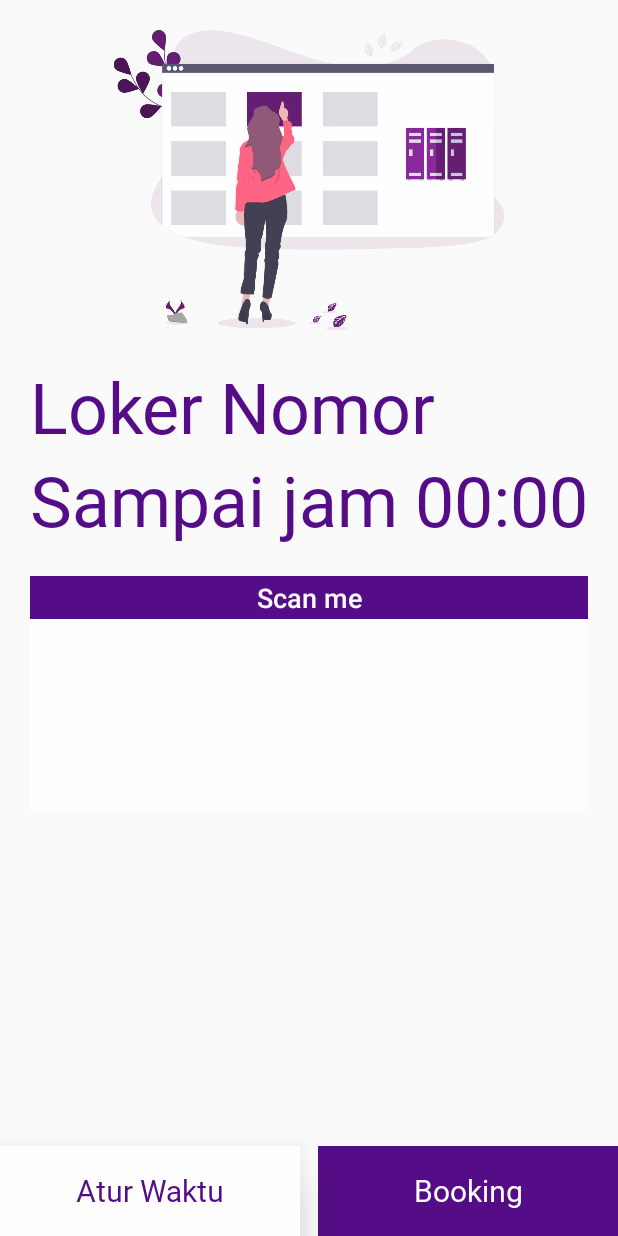
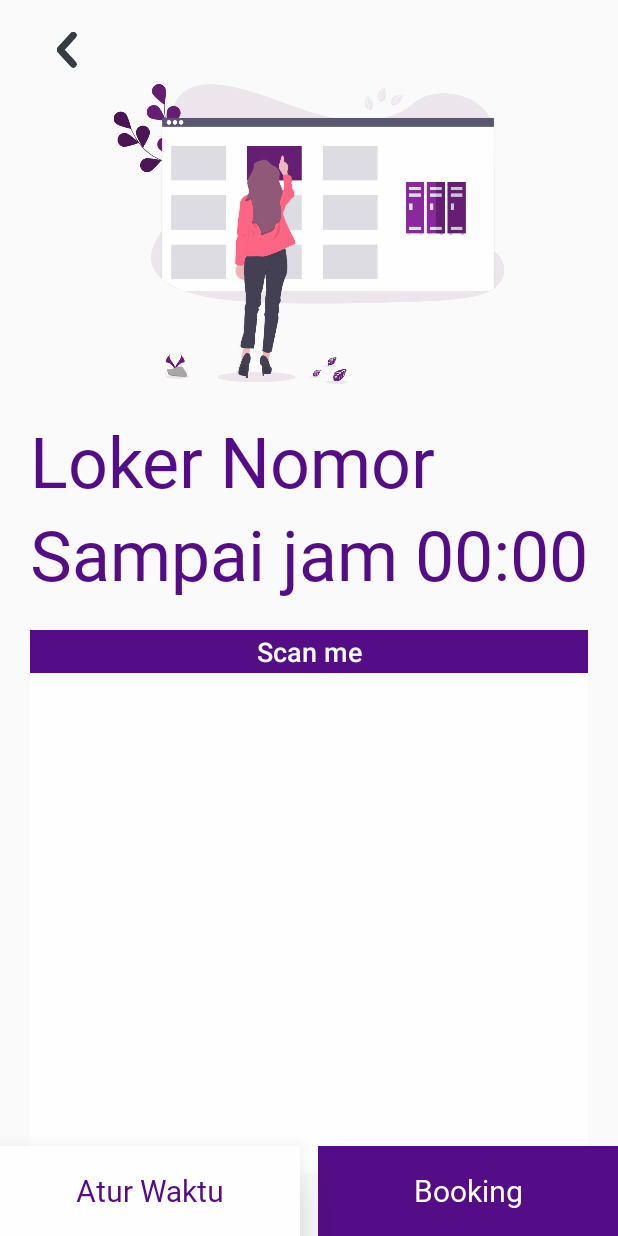
Before and after one commit to ali25rohmansyah/UgLibrary-1, an Android app: the booking screen opened directly, with no data from a screen before it, on a phone screen of 412 x 824 dp. Run offline under Robolectric (Android 15) with nearby library versions, the phone set to English and light mode, and no system bars; our stand-ins replace Firebase (no records; nobody signed in at launch, a user with empty details on screens opened directly); libraries missing offline, so code that uses them is left out: dmax.dialog; Roboto replaces fonts that are not available here; 4 statements that could not run were skipped.

Commit message:
bug fixes

```diff
--- a/app/src/main/AndroidManifest.xml
+++ b/app/src/main/AndroidManifest.xml
@@ -22,7 +22,7 @@
         <activity android:name=".register" android:parentActivityName=".splash"/>
         <activity android:name=".MainActivity" />
         <activity android:name=".LokerView" />
-        <activity android:name=".booking"></activity>
+        <activity android:name=".booking" android:parentActivityName=".LokerView"></activity>
     </application>
 
 </manifest>
--- a/app/src/main/java/com/greget/uglibrary/booking.java
+++ b/app/src/main/java/com/greget/uglibrary/booking.java
@@ -4,17 +4,25 @@ import android.app.AlertDialog;
 import android.app.ProgressDialog;
 import android.app.TimePickerDialog;
 import android.graphics.Bitmap;
+import android.support.annotation.NonNull;
 import android.support.v7.app.AppCompatActivity;
 import android.os.Bundle;
+import android.support.v7.widget.Toolbar;
 import android.text.format.DateFormat;
 import android.view.View;
 import android.widget.Button;
+import android.widget.ImageButton;
 import android.widget.ImageView;
 import android.widget.ProgressBar;
 import android.widget.TextView;
 import android.widget.TimePicker;
 import android.widget.Toast;
 
+import com.google.firebase.database.DataSnapshot;
+import com.google.firebase.database.DatabaseError;
+import com.google.firebase.database.DatabaseReference;
+import com.google.firebase.database.FirebaseDatabase;
+import com.google.firebase.database.ValueEventListener;
 import com.google.zxing.BarcodeFormat;
 import com.google.zxing.MultiFormatWriter;
 import com.google.zxing.WriterException;
@@ -28,17 +36,22 @@ import java.util.Calendar;
 import dmax.dialog.SpotsDialog;
 
 public class booking extends AppCompatActivity {
-    public final static int QRcodeWidth = 600;
+    public final static int QRcodeWidth = 500;
     Bitmap bitmap;
     ImageView barcode;
     TextView id_booking,id_jam;
     TimePickerDialog timePickerDialog;
     TimePicker myTimePicker;
     Button btTimePicker, btGenerate;
+    ImageButton back;
     ProgressBar prog_barcode;
     int jam,menit;
     String user="";
     String lokerID="";
+
+    FirebaseDatabase database;
+    DatabaseReference Booking;
+
 
     @Override
     protected void onCreate(Bundle savedInstanceState) {
@@ -46,6 +59,12 @@ public class booking extends AppCompatActivity {
         setContentView(R.layout.activity_booking);
 
         user = Common.currentUsers.getNpm().toString();
+
+        Toolbar toolbar = findViewById(R.id.toolbar);
+
+        setSupportActionBar(toolbar);
+        getSupportActionBar().setDisplayShowTitleEnabled(false);
+
 
         Bundle bundle = new Bundle();
         bundle = getIntent().getExtras();
@@ -56,12 +75,23 @@ public class booking extends AppCompatActivity {
         btTimePicker = (Button)findViewById(R.id.timepick);
         btGenerate = (Button)findViewById(R.id.btn_booking);
         barcode = (ImageView)findViewById(R.id.barcode);
-        prog_barcode = (ProgressBar)findViewById(R.id.progress_barcode);
+        back = (ImageButton)findViewById(R.id.back_button);
 
-        prog_barcode.setVisibility(View.INVISIBLE);
         id_booking.setText(lokerID);
 
         user = Common.currentUsers.getNpm().toString();
+
+
+        database = FirebaseDatabase.getInstance();
+        Booking = database.getReference("Booking");
+
+
+        back.setOnClickListener(new View.OnClickListener() {
+            @Override
+            public void onClick(View v) {
+                finish();
+            }
+        });
 
         btGenerate.setOnClickListener(new View.OnClickListener() {
             @Override
@@ -81,7 +111,7 @@ public class booking extends AppCompatActivity {
                     }
 
                 }
-                prog_barcode.setVisibility(View.INVISIBLE);
+
             }
         });
 
@@ -92,6 +122,20 @@ public class booking extends AppCompatActivity {
             }
         });
 
+
+        Booking.addValueEventListener(new ValueEventListener() {
+            @Override
+            public void onDataChange(@NonNull DataSnapshot dataSnapshot) {
+                if (dataSnapshot.child(Common.currentUsers.getNpm()).exists()){
+                    barcode.setImageResource(R.drawable.checked);
+                }
+            }
+
+            @Override
+            public void onCancelled(@NonNull DatabaseError databaseError) {
+
+            }
+        });
     }
 
     private void showTimeDialog() {
@@ -139,7 +183,6 @@ public class booking extends AppCompatActivity {
 
     private Bitmap TextToImageEncode(String Value) throws WriterException {
         BitMatrix bitMatrix;
-        prog_barcode.setVisibility(View.VISIBLE);
         try {
             bitMatrix = new MultiFormatWriter().encode(
                     Value,
@@ -169,7 +212,7 @@ public class booking extends AppCompatActivity {
         }
         Bitmap bitmap = Bitmap.createBitmap(bitMatrixWidth, bitMatrixHeight, Bitmap.Config.ARGB_4444);
 
-        bitmap.setPixels(pixels, 0, 600, 0, 0, bitMatrixWidth, bitMatrixHeight);
+        bitmap.setPixels(pixels, 0, 500, 0, 0, bitMatrixWidth, bitMatrixHeight);
         return bitmap;
     }
 }
--- a/app/src/main/java/com/greget/uglibrary/splash.java
+++ b/app/src/main/java/com/greget/uglibrary/splash.java
@@ -43,7 +43,7 @@ public class splash extends AppCompatActivity {
                 Intent loginpage = new Intent(splash.this,
                         login.class);
                 startActivity(loginpage);
-                finish();
+
             }
         });
 
@@ -53,7 +53,7 @@ public class splash extends AppCompatActivity {
                 Intent registpage = new Intent(splash.this,
                         register.class);
                 startActivity(registpage);
-                finish();
+
             }
         });
     }
--- a/app/src/main/res/layout/activity_booking.xml
+++ b/app/src/main/res/layout/activity_booking.xml
@@ -6,8 +6,22 @@
     android:layout_height="match_parent"
     tools:context=".booking">
 
+    <android.support.v7.widget.Toolbar style="@style/ToolbarStyle"
+        android:id="@+id/toolbar">
+
+        <ImageButton
+            android:id="@+id/back_button"
+            android:paddingStart="-10dp"
+            android:layout_width="100px"
+            android:layout_height="100px"
+            android:src="@drawable/ic_back"
+            android:background="@android:color/transparent"
+            />
+    </android.support.v7.widget.Toolbar>
+
     <ImageView
-        android:layout_marginTop="20dp"
+        android:layout_below="@id/toolbar"
+
         android:id="@+id/banner_book"
         android:layout_width="match_parent"
         android:layout_height="200dp"
@@ -100,13 +114,8 @@
             <ImageView
                 android:id="@+id/barcode"
                 android:layout_width="match_parent"
-                android:layout_height="wrap_content"
+                android:layout_height="500px"
                 android:scaleType="centerInside"/>
-            <ProgressBar
-                android:id="@+id/progress_barcode"
-                android:layout_width="match_parent"
-                android:layout_height="wrap_content"
-                android:layout_marginTop="80dp"/>
         </LinearLayout>
 
     </ScrollView>
```
Also changed, not shown: app/src/main/java/com/greget/uglibrary/LokerView.java (+29 -1 lines), app/src/main/java/com/greget/uglibrary/Model/BookingModel.java (added, +51 -0 lines).
